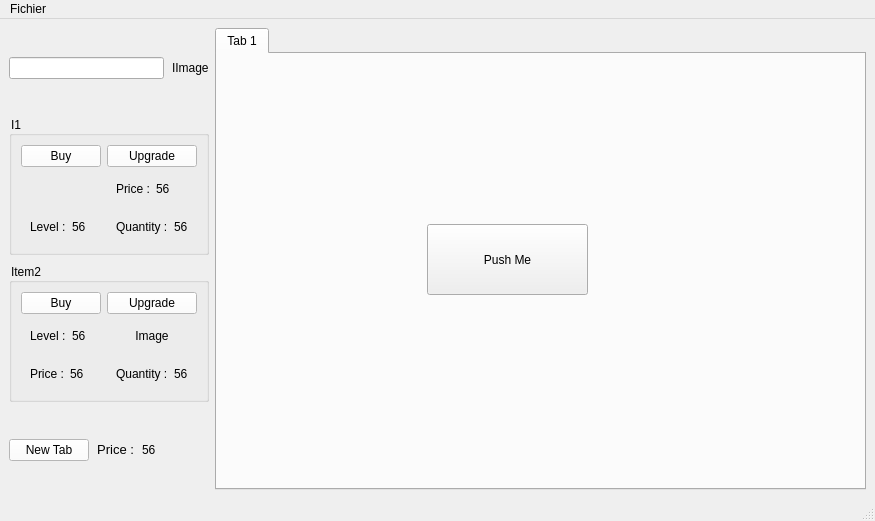
bradefaire/CLiiCKER, file mainwindow.ui: the form before one commit.
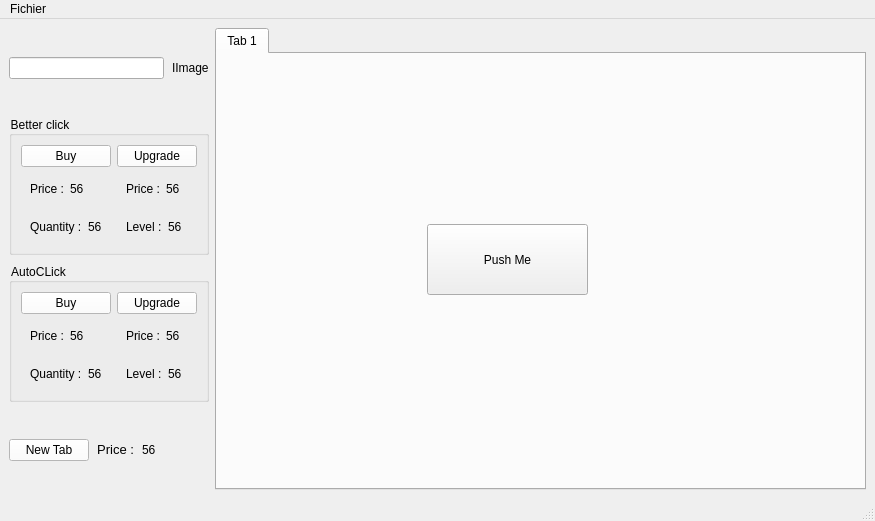
The form after the commit.

Commit message: up connection item 1

```diff
--- a/mainwindow.ui
+++ b/mainwindow.ui
@@ -53,7 +53,7 @@
          <string notr="true">color: rgb(0, 0, 0);</string>
         </property>
         <property name="title">
-         <string>I1</string>
+         <string>Better click</string>
         </property>
         <layout class="QGridLayout" name="gridLayout_4">
          <item row="0" column="0">
@@ -78,27 +78,47 @@
              </property>
             </widget>
            </item>
+           <item row="3" column="1">
+            <widget class="QWidget" name="widget_5" native="true">
+             <layout class="QHBoxLayout" name="horizontalLayout_5">
+              <item>
+               <widget class="QLabel" name="label_5">
+                <property name="text">
+                 <string>Price :</string>
+                </property>
+               </widget>
+              </item>
+              <item>
+               <widget class="QLabel" name="number_8">
+                <property name="text">
+                 <string>56</string>
+                </property>
+               </widget>
+              </item>
+             </layout>
+            </widget>
+           </item>
+           <item row="3" column="0">
+            <widget class="QWidget" name="widget_7" native="true">
+             <layout class="QHBoxLayout" name="horizontalLayout_9">
+              <item>
+               <widget class="QLabel" name="label_6">
+                <property name="text">
+                 <string>Price :</string>
+                </property>
+               </widget>
+              </item>
+              <item>
+               <widget class="QLabel" name="number_10">
+                <property name="text">
+                 <string>56</string>
+                </property>
+               </widget>
+              </item>
+             </layout>
+            </widget>
+           </item>
            <item row="4" column="1">
-            <widget class="QWidget" name="widget_4" native="true">
-             <layout class="QHBoxLayout" name="horizontalLayout_4">
-              <item>
-               <widget class="QLabel" name="label_12">
-                <property name="text">
-                 <string>Quantity :</string>
-                </property>
-               </widget>
-              </item>
-              <item>
-               <widget class="QLabel" name="number_7">
-                <property name="text">
-                 <string>56</string>
-                </property>
-               </widget>
-              </item>
-             </layout>
-            </widget>
-           </item>
-           <item row="4" column="0">
             <widget class="QWidget" name="widget_6" native="true">
              <layout class="QHBoxLayout" name="horizontalLayout_6">
               <item>
@@ -118,18 +138,18 @@
              </layout>
             </widget>
            </item>
-           <item row="3" column="1">
-            <widget class="QWidget" name="widget_5" native="true">
-             <layout class="QHBoxLayout" name="horizontalLayout_5">
+           <item row="4" column="0">
+            <widget class="QWidget" name="widget_4" native="true">
+             <layout class="QHBoxLayout" name="horizontalLayout_4">
               <item>
-               <widget class="QLabel" name="label_5">
+               <widget class="QLabel" name="label_12">
                 <property name="text">
-                 <string>Price :</string>
+                 <string>Quantity :</string>
                 </property>
                </widget>
               </item>
               <item>
-               <widget class="QLabel" name="number_8">
+               <widget class="QLabel" name="number_7">
                 <property name="text">
                  <string>56</string>
                 </property>
@@ -149,33 +169,33 @@
          <string notr="true">color: rgb(0, 0, 0);</string>
         </property>
         <property name="title">
-         <string>Item2</string>
+         <string>AutoCLick</string>
         </property>
         <layout class="QGridLayout" name="gridLayout_3">
          <item row="1" column="0">
           <layout class="QGridLayout" name="gridLayout">
-           <item row="2" column="1">
-            <widget class="QLabel" name="label_15">
-             <property name="text">
-              <string>Image</string>
+           <item row="1" column="0">
+            <widget class="QPushButton" name="pushButton_2">
+             <property name="styleSheet">
+              <string notr="true">background-color: rgb(255, 255, 255);</string>
              </property>
-             <property name="alignment">
-              <set>Qt::AlignCenter</set>
+             <property name="text">
+              <string>Buy</string>
              </property>
             </widget>
            </item>
            <item row="2" column="0">
-            <widget class="QWidget" name="widget_3" native="true">
-             <layout class="QHBoxLayout" name="horizontalLayout_3">
+            <widget class="QWidget" name="widget" native="true">
+             <layout class="QHBoxLayout" name="horizontalLayout">
               <item>
-               <widget class="QLabel" name="label_10">
+               <widget class="QLabel" name="label">
                 <property name="text">
-                 <string>Level :</string>
+                 <string>Price :</string>
                 </property>
                </widget>
               </item>
               <item>
-               <widget class="QLabel" name="number_6">
+               <widget class="QLabel" name="number">
                 <property name="text">
                  <string>56</string>
                 </property>
@@ -194,7 +214,7 @@
              </property>
             </widget>
            </item>
-           <item row="3" column="1">
+           <item row="3" column="0">
             <widget class="QWidget" name="widget_2" native="true">
              <layout class="QHBoxLayout" name="horizontalLayout_2">
               <item>
@@ -214,28 +234,38 @@
              </layout>
             </widget>
            </item>
-           <item row="1" column="0">
-            <widget class="QPushButton" name="pushButton_2">
-             <property name="styleSheet">
-              <string notr="true">background-color: rgb(255, 255, 255);</string>
-             </property>
-             <property name="text">
-              <string>Buy</string>
-             </property>
+           <item row="3" column="1">
+            <widget class="QWidget" name="widget_3" native="true">
+             <layout class="QHBoxLayout" name="horizontalLayout_3">
+              <item>
+               <widget class="QLabel" name="label_10">
+                <property name="text">
+                 <string>Level :</string>
+                </property>
+               </widget>
+              </item>
+              <item>
+               <widget class="QLabel" name="number_6">
+                <property name="text">
+                 <string>56</string>
+                </property>
+               </widget>
+              </item>
+             </layout>
             </widget>
            </item>
-           <item row="3" column="0">
-            <widget class="QWidget" name="widget" native="true">
-             <layout class="QHBoxLayout" name="horizontalLayout">
+           <item row="2" column="1">
+            <widget class="QWidget" name="widget_8" native="true">
+             <layout class="QHBoxLayout" name="horizontalLayout_10">
               <item>
-               <widget class="QLabel" name="label">
+               <widget class="QLabel" name="label_7">
                 <property name="text">
                  <string>Price :</string>
                 </property>
                </widget>
               </item>
               <item>
-               <widget class="QLabel" name="number">
+               <widget class="QLabel" name="number_2">
                 <property name="text">
                  <string>56</string>
                 </property>
```
The commit also changes 2 other files.
